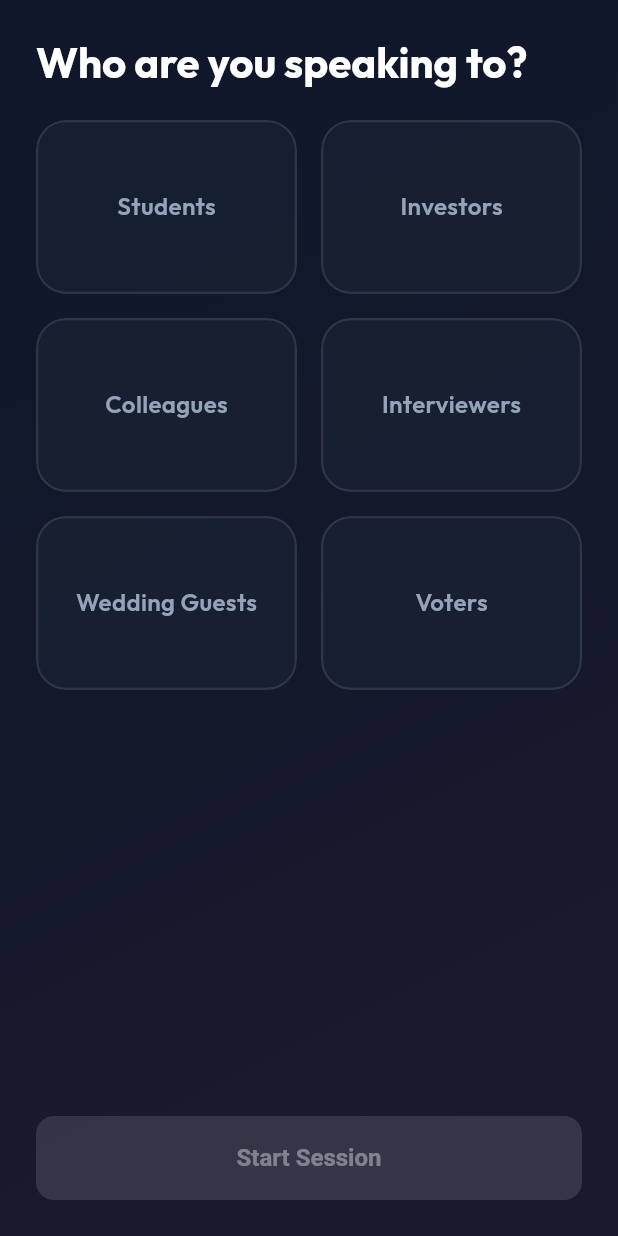
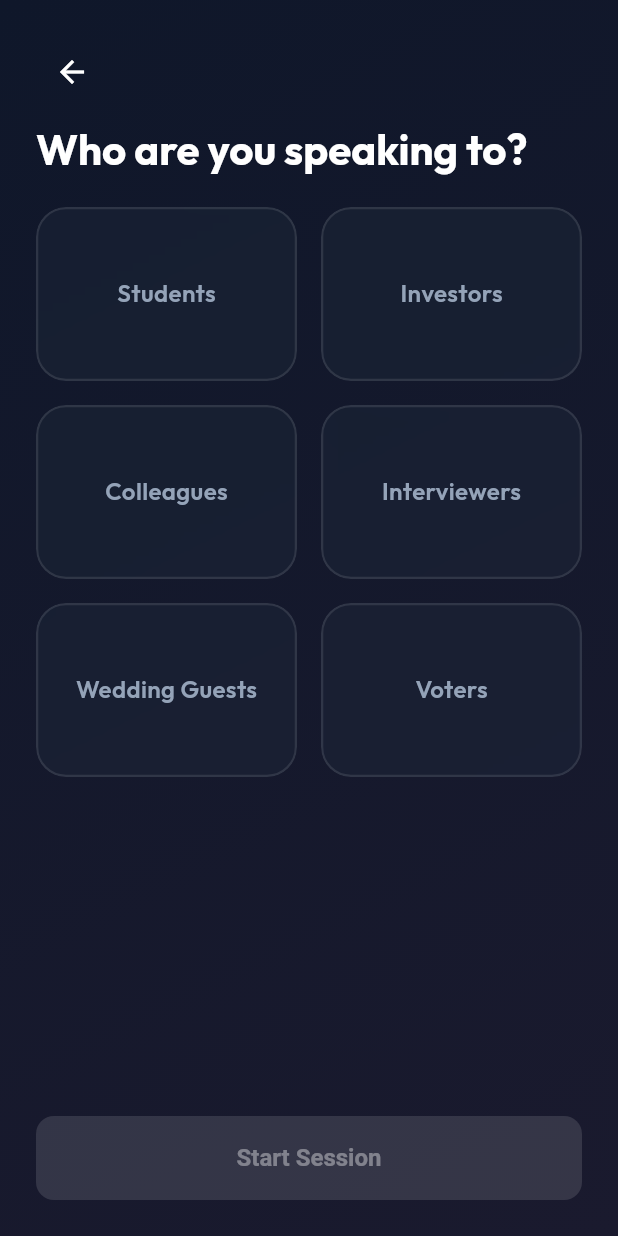
Before and after one commit to TheLaw-20/Speakaboo, a Flutter app: the SessionConfigScreen screen opened by its route, on a phone screen of 412 x 824 dp. Run offline on Flutter 3.47's test engine with Material 3 defaults, Android fonts, the phone set to English and light mode, and no system bars; drawn by our look-alikes of flutter_animate; our stand-ins replace camera, flutter_dotenv, flutter_riverpod, go_router, google_fonts, google_generative_ai and 1 more; network calls fail.

Commit message:
feat: Implement core screens for speech recording, AI analysis display, and session configuration.

```diff
--- a/lib/features/analysis/analysis_screen.dart
+++ b/lib/features/analysis/analysis_screen.dart
@@ -38,6 +38,10 @@ class AnalysisScreen extends ConsumerWidget {
             expandedHeight: 200,
             floating: false,
             pinned: true,
+            leading: IconButton(
+              icon: const Icon(Icons.home, color: Colors.white),
+              onPressed: () => context.go('/'),
+            ),
             flexibleSpace: FlexibleSpaceBar(
               title: const Text("Analysis Results"),
               background: Container(
--- a/lib/features/record/recording_screen.dart
+++ b/lib/features/record/recording_screen.dart
@@ -43,6 +43,10 @@ class _RecordingScreenState extends ConsumerState<RecordingScreen> with TickerPr
         title: Text('${session.selectedGoal} -> ${session.selectedAudience}'),
         backgroundColor: Colors.transparent,
         elevation: 0,
+        leading: IconButton(
+          icon: const Icon(Icons.home, color: Colors.white),
+          onPressed: () => context.go('/'),
+        ),
       ),
       body: Stack(
         children: [
--- a/lib/features/session/session_config_screen.dart
+++ b/lib/features/session/session_config_screen.dart
@@ -29,6 +29,15 @@ class SessionConfigScreen extends ConsumerWidget {
             child: Column(
               crossAxisAlignment: CrossAxisAlignment.start,
               children: [
+                Row(
+                  children: [
+                    IconButton(
+                      icon: const Icon(Icons.arrow_back, color: Colors.white),
+                      onPressed: () => context.go('/'),
+                    ),
+                  ],
+                ),
+                const SizedBox(height: 10),
                 Text(
                   "Who are you speaking to?",
                   style: Theme.of(context).textTheme.headlineMedium?.copyWith(
--- a/lib/features/topic_practice/topic_analysis_result_screen.dart
+++ b/lib/features/topic_practice/topic_analysis_result_screen.dart
@@ -67,8 +67,8 @@ class _TopicAnalysisResultScreenState extends ConsumerState<TopicAnalysisResultS
       appBar: AppBar(
         title: const Text("Analysis Result"),
         leading: IconButton(
-          icon: const Icon(Icons.arrow_back),
-          onPressed: () => context.go('/topic-practice'),
+          icon: const Icon(Icons.home),
+          onPressed: () => context.go('/'),
         ),
       ),
       body: _isLoading
```
